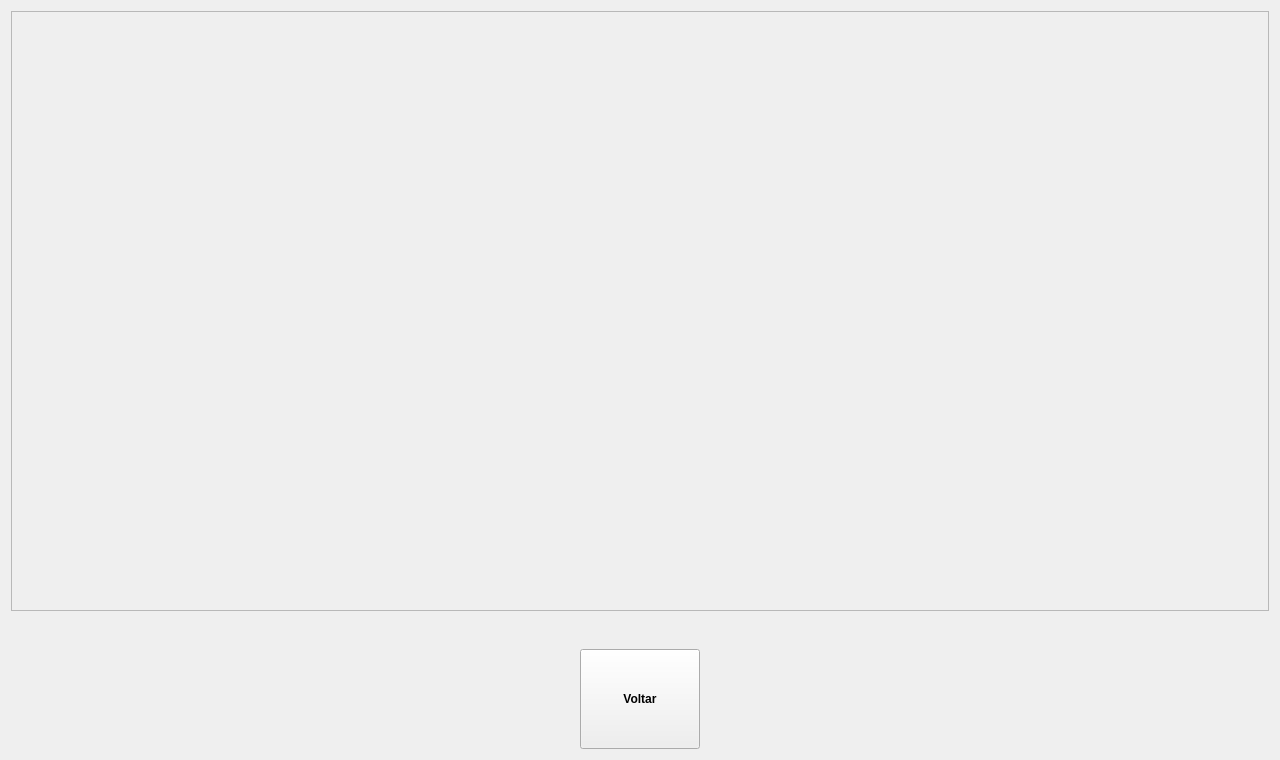
Before: the Qt Designer form LDFV2/interface/formsaidas.ui in Masipack/LDV, drawn with Qt 5.
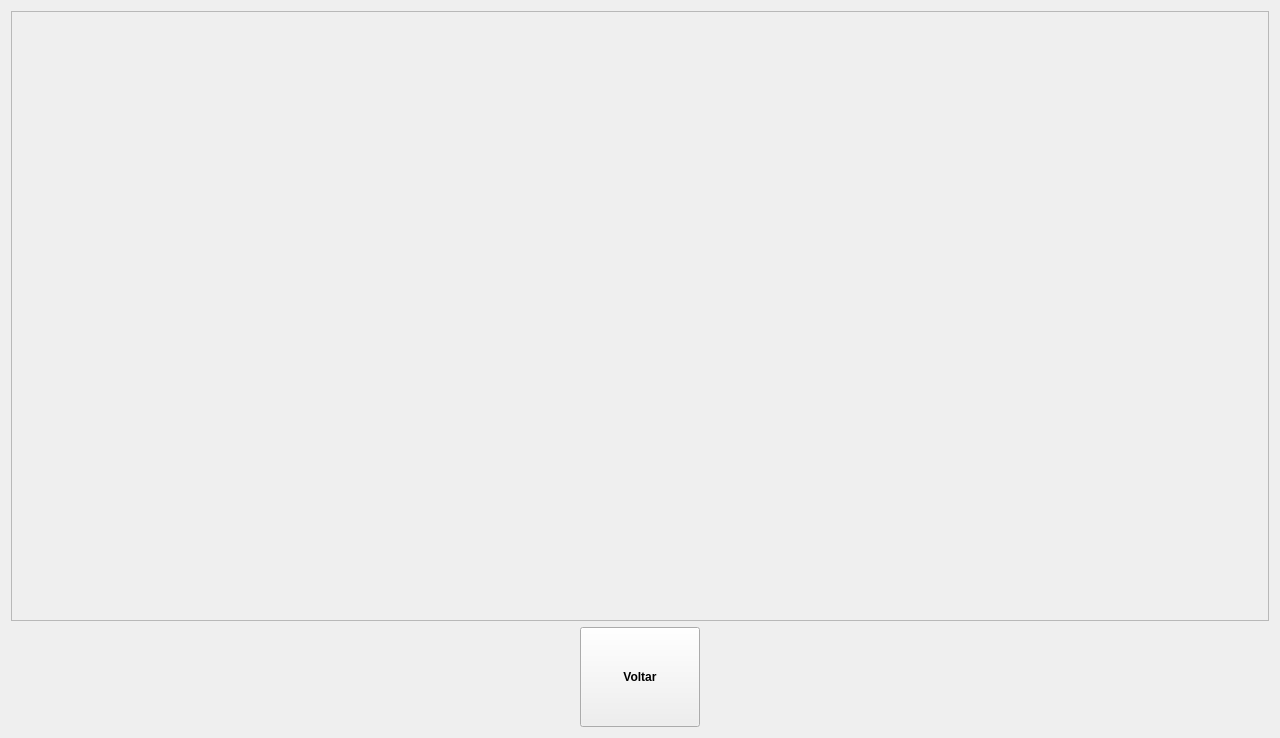
After: the same form once the commit is applied. Custom widgets are drawn as their Qt base class.

```diff
--- a/LDFV2/interface/formsaidas.ui
+++ b/LDFV2/interface/formsaidas.ui
@@ -7,13 +7,13 @@
     <x>0</x>
     <y>0</y>
     <width>1280</width>
-    <height>760</height>
+    <height>734</height>
    </rect>
   </property>
   <property name="minimumSize">
    <size>
-    <width>1280</width>
-    <height>760</height>
+    <width>0</width>
+    <height>0</height>
    </size>
   </property>
   <property name="maximumSize">
@@ -27,7 +27,7 @@
   </property>
   <layout class="QVBoxLayout" name="verticalLayout_2">
    <item>
-    <layout class="QVBoxLayout" name="verticalLayout" stretch="1,0,0">
+    <layout class="QVBoxLayout" name="verticalLayout" stretch="0,1">
      <item>
       <widget class="QScrollArea" name="scrollArea">
        <property name="sizePolicy">
@@ -39,7 +39,7 @@
        <property name="minimumSize">
         <size>
          <width>0</width>
-         <height>600</height>
+         <height>610</height>
         </size>
        </property>
        <property name="focusPolicy">
@@ -60,26 +60,13 @@
           <x>0</x>
           <y>0</y>
           <width>1258</width>
-          <height>598</height>
+          <height>608</height>
          </rect>
         </property>
         <layout class="QVBoxLayout" name="verticalLayout_5"/>
        </widget>
       </widget>
      </item>
-     <item>
-      <spacer name="verticalSpacer">
-       <property name="orientation">
-        <enum>Qt::Vertical</enum>
-       </property>
-       <property name="sizeHint" stdset="0">
-        <size>
-         <width>20</width>
-         <height>40</height>
-        </size>
-       </property>
-      </spacer>
-     </item>
      <item>
       <layout class="QHBoxLayout" name="horizontalLayout">
        <item>
```
